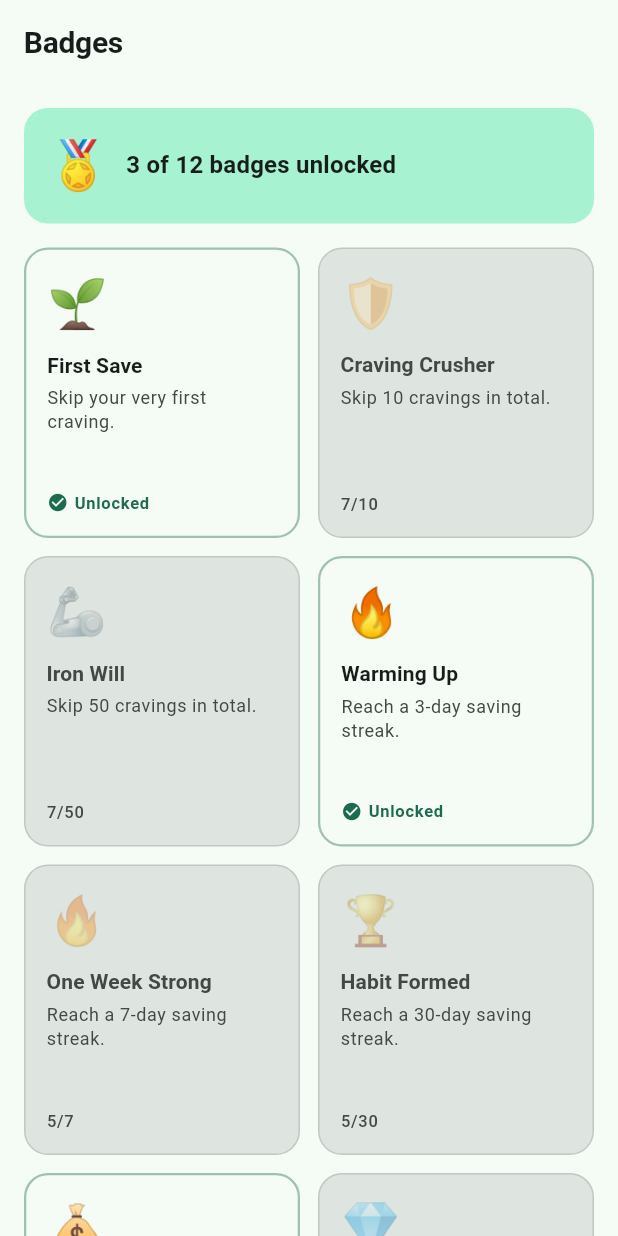
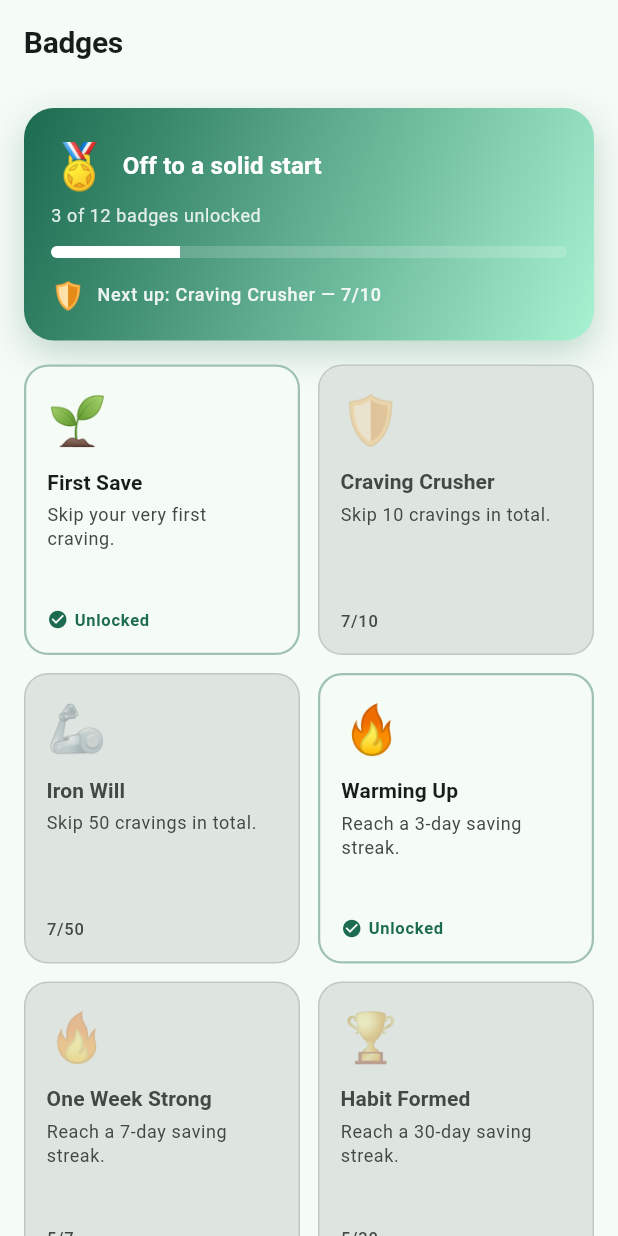
Before and after one commit to baseer-ind/spendzero, a Flutter app: the AchievementsScreen screen opened by its route, on a phone screen of 412 x 824 dp. Run offline on Flutter 3.47's test engine with Material 3 defaults, Android fonts, the phone set to English and light mode, and no system bars; our stand-ins replace flutter_riverpod, go_router, shared_preferences; accounts and stored records are empty.

Commit message:
Give Achievements screen a storytelling pass
Continues Experience Beta fixes: replaces the flat "X of Y badges unlocked"
counter with a dynamic-headline progress banner and a "next up" highlight,
matching the narrative treatment already used elsewhere in the app.

```diff
--- a/spendzero/mobile/lib/features/achievements/presentation/achievements_screen.dart
+++ b/spendzero/mobile/lib/features/achievements/presentation/achievements_screen.dart
@@ -36,31 +36,18 @@ class _AchievementsGrid extends StatelessWidget {
   @override
   Widget build(BuildContext context) {
     final unlockedCount = allAchievements.where((a) => a.isUnlocked(stats)).length;
+    final locked = allAchievements.where((a) => !a.isUnlocked(stats)).toList();
+    final progress = allAchievements.isEmpty ? 0.0 : unlockedCount / allAchievements.length;
 
     return ListView(
       padding: const EdgeInsets.all(16),
       children: [
-        Container(
-          padding: const EdgeInsets.all(16),
-          decoration: BoxDecoration(
-            color: Theme.of(context).colorScheme.primaryContainer,
-            borderRadius: BorderRadius.circular(16),
-          ),
-          child: Row(
-            children: [
-              const Text('🏅', style: TextStyle(fontSize: 32)),
-              const SizedBox(width: 12),
-              Expanded(
-                child: Text(
-                  '$unlockedCount of ${allAchievements.length} badges unlocked',
-                  style: Theme.of(context)
-                      .textTheme
-                      .titleMedium
-                      ?.copyWith(fontWeight: FontWeight.bold),
-                ),
-              ),
-            ],
-          ),
+        _StoryBanner(
+          unlockedCount: unlockedCount,
+          total: allAchievements.length,
+          progress: progress,
+          nextUp: locked.isNotEmpty ? locked.first : null,
+          stats: stats,
         ),
         const SizedBox(height: 16),
         GridView.count(
@@ -75,6 +62,118 @@ class _AchievementsGrid extends StatelessWidget {
               .toList(),
         ),
       ],
+    );
+  }
+}
+
+/// Replaces the flat "X of Y unlocked" counter with a celebratory headline
+/// that reacts to progress, plus a live progress bar and a highlight of the
+/// next badge within reach — giving the badge cabinet the same narrative
+/// treatment the other journeys already have, instead of reading as a
+/// static stat block.
+class _StoryBanner extends StatelessWidget {
+  const _StoryBanner({
+    required this.unlockedCount,
+    required this.total,
+    required this.progress,
+    required this.nextUp,
+    required this.stats,
+  });
+
+  final int unlockedCount;
+  final int total;
+  final double progress;
+  final AchievementDefinition? nextUp;
+  final UserStats stats;
+
+  String get _headline {
+    if (unlockedCount == 0) return 'Your badge cabinet starts here';
+    if (unlockedCount == total) return 'Every badge, unlocked. Legend status.';
+    if (progress >= 0.75) return 'So close to a full cabinet';
+    if (progress >= 0.4) return 'Building real momentum';
+    return 'Off to a solid start';
+  }
+
+  @override
+  Widget build(BuildContext context) {
+    final colors = Theme.of(context).colorScheme;
+    return Container(
+      padding: const EdgeInsets.all(18),
+      decoration: BoxDecoration(
+        gradient: LinearGradient(
+          begin: Alignment.topLeft,
+          end: Alignment.bottomRight,
+          colors: [colors.primary, colors.primaryContainer],
+        ),
+        borderRadius: BorderRadius.circular(20),
+        boxShadow: [
+          BoxShadow(
+            color: colors.primary.withOpacity(0.25),
+            blurRadius: 20,
+            offset: const Offset(0, 8),
+          ),
+        ],
+      ),
+      child: Column(
+        crossAxisAlignment: CrossAxisAlignment.start,
+        children: [
+          Row(
+            children: [
+              const Text('🏅', style: TextStyle(fontSize: 30)),
+              const SizedBox(width: 10),
+              Expanded(
+                child: Text(
+                  _headline,
+                  style: Theme.of(context).textTheme.titleMedium?.copyWith(
+                        fontWeight: FontWeight.bold,
+                        color: colors.onPrimary,
+                      ),
+                ),
+              ),
+            ],
+          ),
+          const SizedBox(height: 4),
+          Text(
+            '$unlockedCount of $total badges unlocked',
+            style: Theme.of(context)
+                .textTheme
+                .bodySmall
+                ?.copyWith(color: colors.onPrimary.withOpacity(0.85)),
+          ),
+          const SizedBox(height: 12),
+          ClipRRect(
+            borderRadius: BorderRadius.circular(8),
+            child: TweenAnimationBuilder<double>(
+              tween: Tween(begin: 0, end: progress),
+              duration: const Duration(milliseconds: 900),
+              curve: Curves.easeOutCubic,
+              builder: (context, value, _) => LinearProgressIndicator(
+                value: value,
+                minHeight: 8,
+                backgroundColor: colors.onPrimary.withOpacity(0.18),
+                valueColor: AlwaysStoppedAnimation(colors.onPrimary),
+              ),
+            ),
+          ),
+          if (nextUp != null) ...[
+            const SizedBox(height: 12),
+            Row(
+              children: [
+                Text(nextUp!.emoji, style: const TextStyle(fontSize: 18)),
+                const SizedBox(width: 8),
+                Expanded(
+                  child: Text(
+                    'Next up: ${nextUp!.title} — ${nextUp!.progressLabel(stats)}',
+                    style: Theme.of(context).textTheme.labelMedium?.copyWith(
+                          color: colors.onPrimary.withOpacity(0.9),
+                        ),
+                  ),
+                ),
+              ],
+            ),
+          ],
+        ],
+      ),
     );
   }
 }
```
Also changed, not shown: 2 other files.
